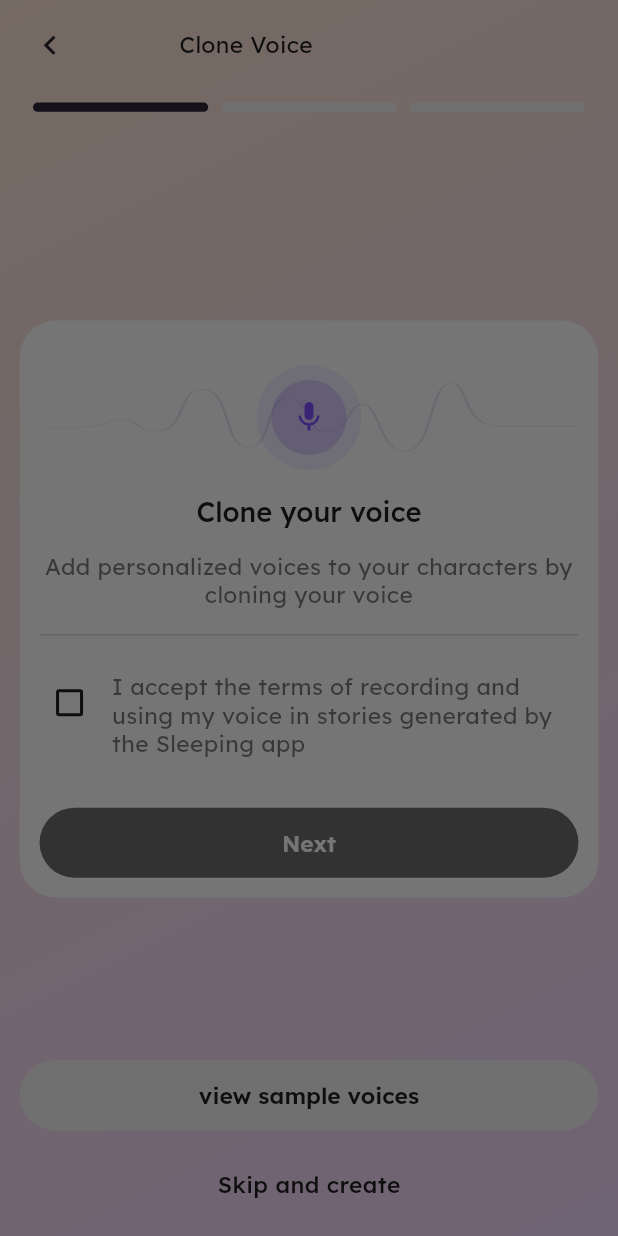
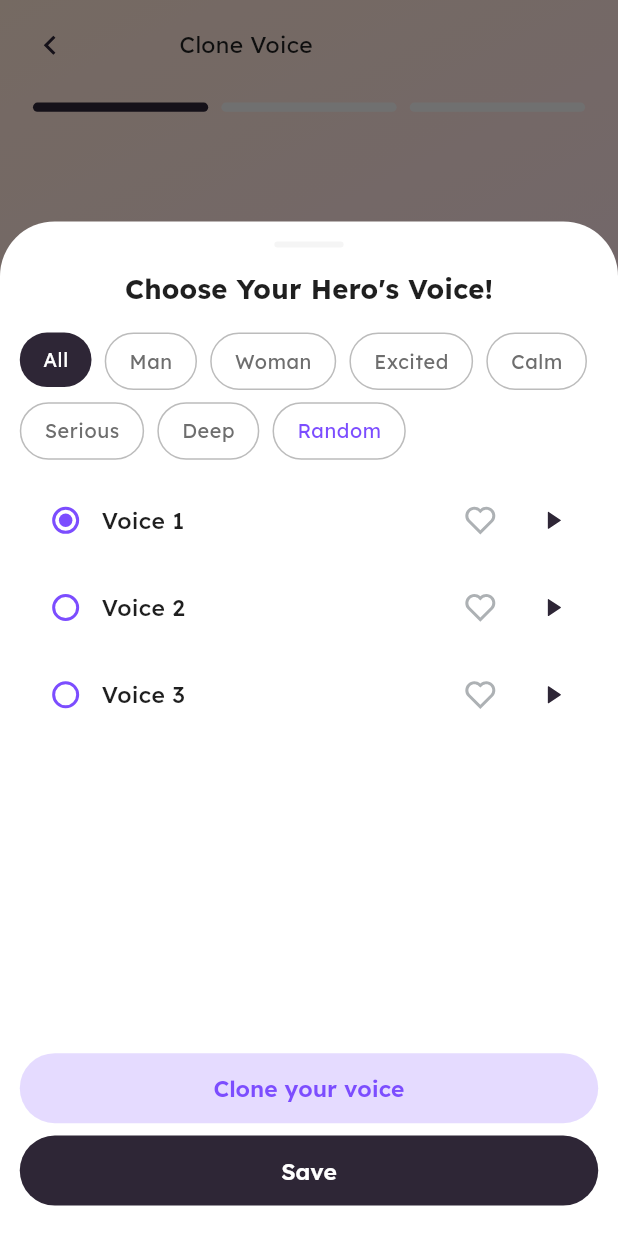
Before and after one commit to ahmadzaib/sleep-app, a Flutter app: the _CloneVoiceView screen opened directly, after a tap on "view sample voices", on a phone screen of 412 x 824 dp. Run offline on Flutter 3.47's test engine with Material 3 defaults, Android fonts, the phone set to English and light mode, and no system bars; drawn by our look-alikes of zoom_tap_animation; our stand-ins replace cached_network_image, dio, dropdown_button2, firebase_core, flutter_screenutil, flutter_secure_storage and 12 more; missing offline and left inert: record, super_tooltip, svg_flutter; accounts and stored records are empty.

Commit message:
sample voice bottomsheet called

```diff
--- a/lib/features/create_avatar/views/agreement_page.dart
+++ b/lib/features/create_avatar/views/agreement_page.dart
@@ -3,6 +3,7 @@ import 'package:avatar_flow/core/constants/app_icons.dart';
 import 'package:avatar_flow/core/theme/app_theme_extension.dart';
 import 'package:avatar_flow/core/utils/spacing.dart';
 import 'package:avatar_flow/features/create_avatar/providers/clone_voice_provider.dart';
+import 'package:avatar_flow/features/create_avatar/views/components/sample_voices_bottom_sheet.dart';
 import 'package:avatar_flow/widgets/circled_icon_widget.dart';
 import 'package:avatar_flow/widgets/custom_button.dart';
 import 'package:avatar_flow/widgets/custom_svg.dart';
@@ -123,15 +124,7 @@ class AgreementPage extends StatelessWidget {
             text: "view sample voices",
             onPressed: () {
               // context.read<CloneVoiceProvider>().nextStep();
-              showModalBottomSheet(
-                context: context,
-                builder: (context) {
-                  return SizedBox(
-                    height: 200.h,
-                    child: Column(children: []),
-                  );
-                },
-              );
+              SampleVoicesBottomSheet.show(context);
             },
           ),
           Spacing.y(1.5),
--- a/lib/features/create_avatar/views/components/sample_voices_bottom_sheet.dart
+++ b/lib/features/create_avatar/views/components/sample_voices_bottom_sheet.dart
@@ -6,7 +6,6 @@ import 'package:avatar_flow/features/create_avatar/providers/create_avatar_provi
 import 'package:avatar_flow/features/create_avatar/providers/clone_voice_provider.dart';
 import 'package:avatar_flow/widgets/custom_button.dart';
 import 'package:avatar_flow/widgets/custom_svg.dart';
-import 'package:avatar_flow/widgets/custom_text_button.dart';
 import 'package:flutter/material.dart';
 import 'package:flutter_screenutil/flutter_screenutil.dart';
 import 'package:provider/provider.dart';
```
